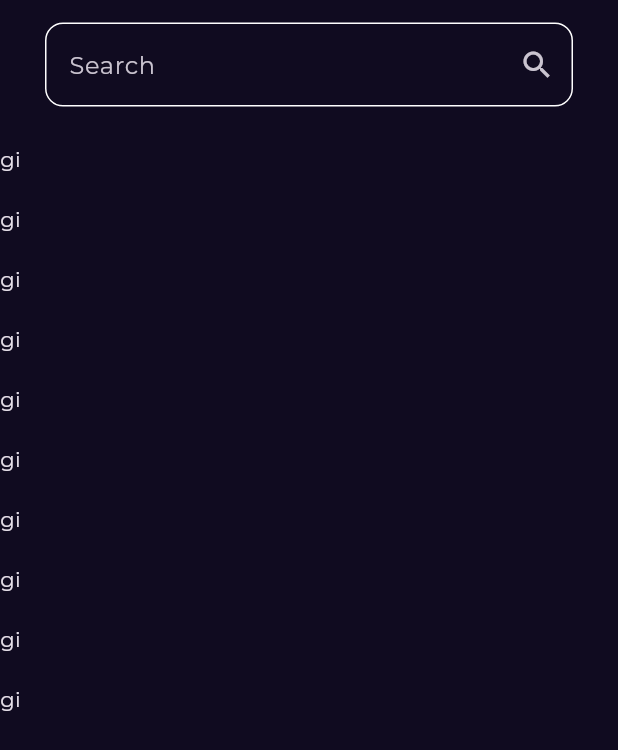
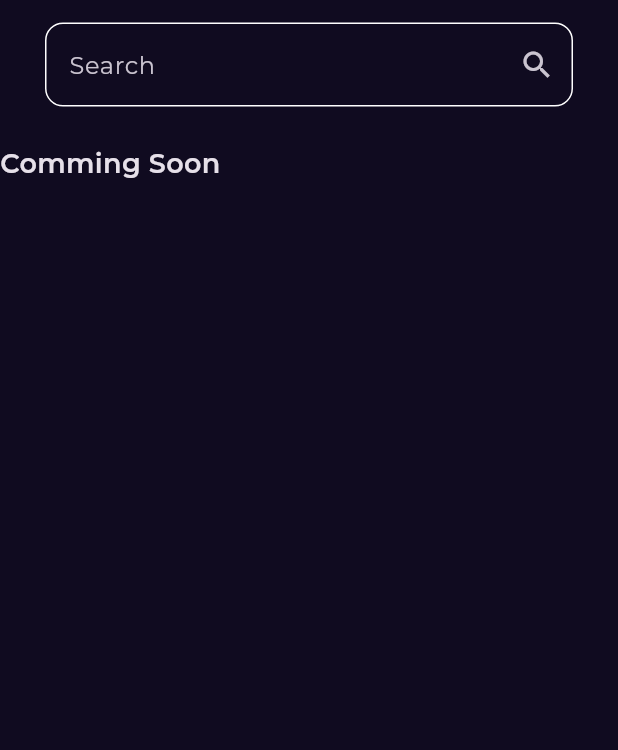
Before and after one commit to osaamaahmeed/Bookly-App, a Flutter app: the SearchView screen opened by its route, on a phone screen of 412 x 824 dp. Shown: the top 750 px of the screen. Run offline on Flutter 3.47's test engine with Material 3 defaults, Android fonts, the phone set to English and light mode, and no system bars; our stand-ins replace cached_network_image, dartz, dio, equatable, flutter_bloc, get_it and 2 more; network calls fail.

Commit message:
adding screenshots

```diff
--- a/lib/features/search/presentation/views/widgets/search_result_list_view.dart
+++ b/lib/features/search/presentation/views/widgets/search_result_list_view.dart
@@ -1,3 +1,4 @@
+import 'package:bookly_app/core/utils/styles.dart';
 import 'package:flutter/material.dart';
 
 class SearchResultListView extends StatelessWidget {
@@ -9,11 +10,11 @@ class SearchResultListView extends StatelessWidget {
       itemBuilder: (context, index) {
         return Padding(
           padding: const EdgeInsets.symmetric(vertical: 10),
-          child: Text('gi'),
+          child: Text('Comming Soon', style: Styles.textStyle18,),
           // child: BookListViewItem(),
         );
       },
-      itemCount: 10,
+      itemCount: 1,
       padding: EdgeInsets.zero,
       // shrinkWrap: true,
       // physics: const NeverScrollableScrollPhysics(),
```
Also changed, not shown: 2 other files.
